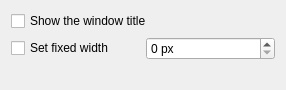
bulldog98/applicationname-plasmoid, file package/contents/ui/config.ui: the form before one commit.
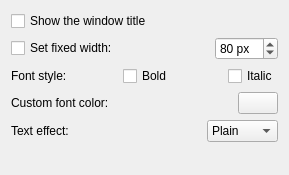
The form after the commit. Custom widgets are drawn as their Qt base class.

Commit message: Add an option to set font style (bold or italic) and color; add an option to set the effect type

What changed in the file:
```diff
--- a/package/contents/ui/config.ui
+++ b/package/contents/ui/config.ui
@@ -6,8 +6,8 @@
    <rect>
     <x>0</x>
     <y>0</y>
-    <width>286</width>
-    <height>90</height>
+    <width>289</width>
+    <height>175</height>
    </rect>
   </property>
   <property name="windowTitle">
@@ -29,18 +29,165 @@
      <item>
       <widget class="QCheckBox" name="kcfg_fixedWidth">
        <property name="text">
-        <string>Set fixed width</string>
+        <string>Set fixed width:</string>
        </property>
       </widget>
      </item>
+     <item>
+      <spacer name="horizontalSpacer_4">
+       <property name="orientation">
+        <enum>Qt::Horizontal</enum>
+       </property>
+       <property name="sizeHint" stdset="0">
+        <size>
+         <width>40</width>
+         <height>20</height>
+        </size>
+       </property>
+      </spacer>
+     </item>
      <item>
       <widget class="QSpinBox" name="kcfg_width">
        <property name="suffix">
         <string> px</string>
        </property>
+       <property name="minimum">
+        <number>10</number>
+       </property>
        <property name="maximum">
         <number>999</number>
        </property>
+       <property name="value">
+        <number>80</number>
+       </property>
+      </widget>
+     </item>
+    </layout>
+   </item>
+   <item>
+    <layout class="QHBoxLayout" name="horizontalLayout_2">
+     <item>
+      <widget class="QLabel" name="label">
+       <property name="text">
+        <string>Font style:</string>
+       </property>
+      </widget>
+     </item>
+     <item>
+      <spacer name="horizontalSpacer_3">
+       <property name="orientation">
+        <enum>Qt::Horizontal</enum>
+       </property>
+       <property name="sizeHint" stdset="0">
+        <size>
+         <width>40</width>
+         <height>20</height>
+        </size>
+       </property>
+      </spacer>
+     </item>
+     <item>
+      <widget class="QCheckBox" name="kcfg_bold">
+       <property name="text">
+        <string>Bold</string>
+       </property>
+      </widget>
+     </item>
+     <item>
+      <spacer name="horizontalSpacer_2">
+       <property name="orientation">
+        <enum>Qt::Horizontal</enum>
+       </property>
+       <property name="sizeHint" stdset="0">
+        <size>
+         <width>40</width>
+         <height>20</height>
+        </size>
+       </property>
+      </spacer>
+     </item>
+     <item>
+      <widget class="QCheckBox" name="kcfg_italic">
+       <property name="text">
+        <string>Italic</string>
+       </property>
+      </widget>
+     </item>
+    </layout>
+   </item>
+   <item>
+    <layout class="QHBoxLayout" name="horizontalLayout_3">
+     <item>
+      <widget class="QLabel" name="label_2">
+       <property name="text">
+        <string>Custom font color:</string>
+       </property>
+      </widget>
+     </item>
+     <item>
+      <spacer name="horizontalSpacer">
+       <property name="orientation">
+        <enum>Qt::Horizontal</enum>
+       </property>
+       <property name="sizeHint" stdset="0">
+        <size>
+         <width>40</width>
+         <height>20</height>
+        </size>
+       </property>
+      </spacer>
+     </item>
+     <item>
+      <widget class="KColorButton" name="kcfg_color">
+       <property name="sizePolicy">
+        <sizepolicy hsizetype="Minimum" vsizetype="Fixed">
+         <horstretch>0</horstretch>
+         <verstretch>0</verstretch>
+        </sizepolicy>
+       </property>
+      </widget>
+     </item>
+    </layout>
+   </item>
+   <item>
+    <layout class="QHBoxLayout" name="horizontalLayout_4">
+     <item>
+      <widget class="QLabel" name="label_3">
+       <property name="text">
+        <string>Text effect:</string>
+       </property>
+      </widget>
+     </item>
+     <item>
+      <spacer name="horizontalSpacer_5">
+       <property name="orientation">
+        <enum>Qt::Horizontal</enum>
+       </property>
+       <property name="sizeHint" stdset="0">
+        <size>
+         <width>40</width>
+         <height>20</height>
+        </size>
+       </property>
+      </spacer>
+     </item>
+     <item>
+      <widget class="QComboBox" name="kcfg_effect">
+       <item>
+        <property name="text">
+         <string notr="true">Plain</string>
+        </property>
+       </item>
+       <item>
+        <property name="text">
+         <string notr="true">Raised</string>
+        </property>
+       </item>
+       <item>
+        <property name="text">
+         <string notr="true">Sunken</string>
+        </property>
+       </item>
       </widget>
      </item>
     </layout>
@@ -60,6 +207,13 @@
    </item>
   </layout>
  </widget>
+ <customwidgets>
+  <customwidget>
+   <class>KColorButton</class>
+   <extends>QPushButton</extends>
+   <header>kcolorbutton.h</header>
+  </customwidget>
+ </customwidgets>
  <resources/>
  <connections/>
 </ui>
```
The commit also changes 2 other files.
